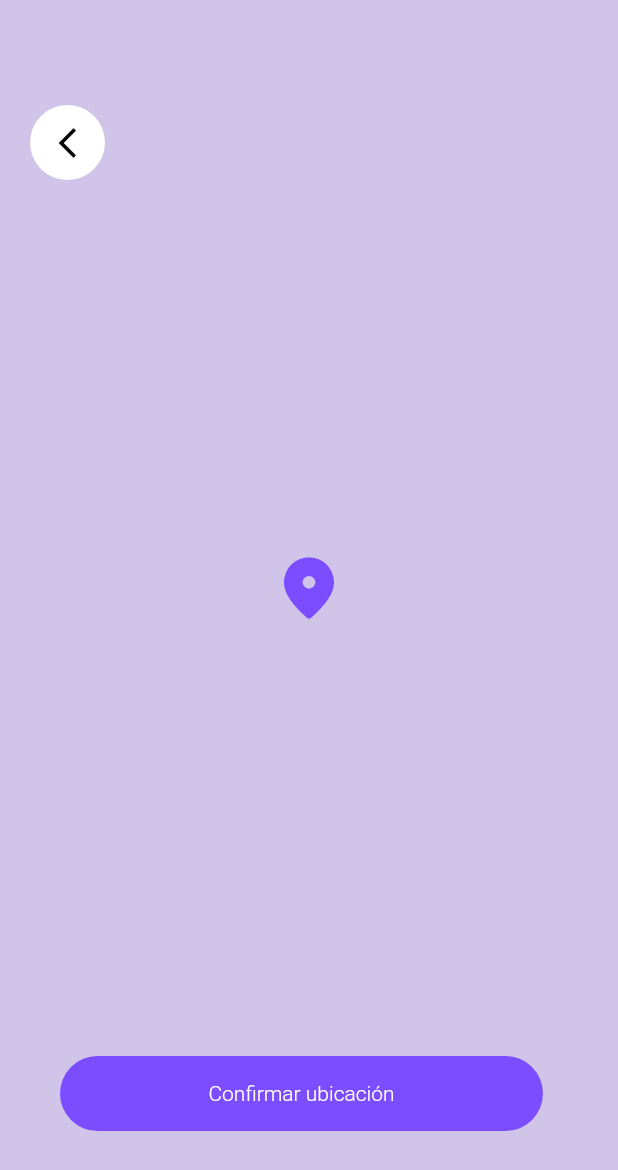
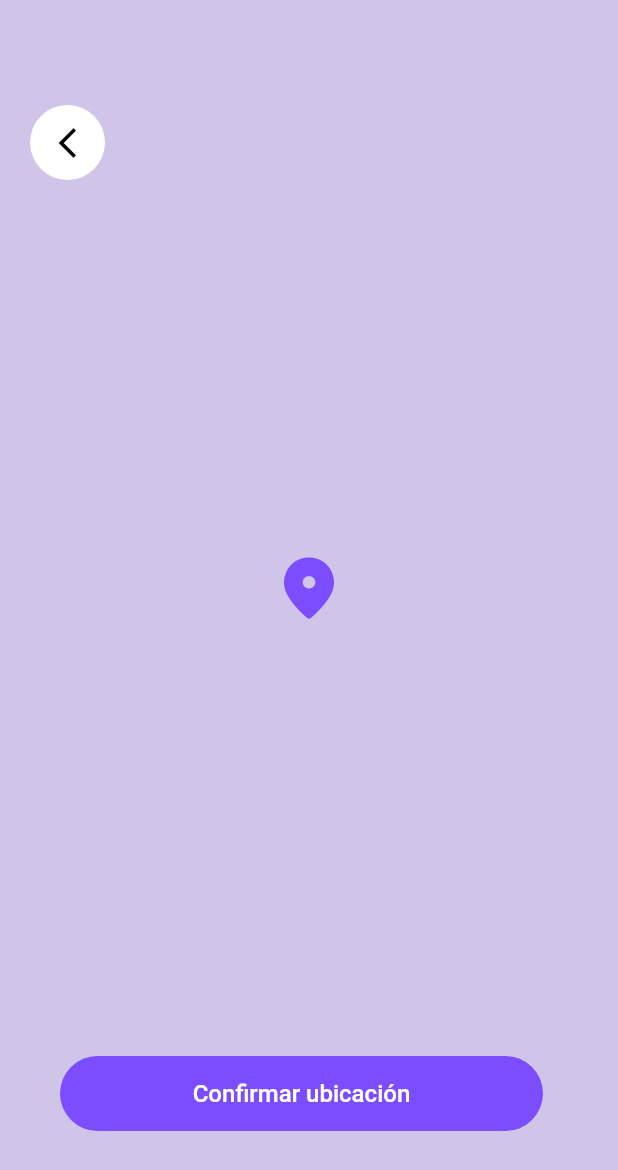
Before and after one commit to JustJaas/weather_app, a Flutter app: the ShowMarker widget shown alone on an empty page, opened directly, on a phone screen of 412 x 824 dp. Shown: the top 1170 px of the screen. Run offline on Flutter 3.47's test engine with Material 2 defaults, Android fonts, the phone set to English and light mode, and no system bars; our stand-ins replace animate_do, bloc, country_picker, dio, equatable, flutter_bloc and 2 more; network calls fail.

Commit message:
agregando detalles

```diff
--- a/lib/ui/blocs/weather/weather_bloc.dart
+++ b/lib/ui/blocs/weather/weather_bloc.dart
@@ -12,10 +12,10 @@ class WeatherBloc extends Bloc<WeatherEvent, WeatherState> {
       : super(WeatherState(
           weatherResponse: WeatherResponse.fromJson({}),
           weatherDaysResponse: WeatherDaysResponse.fromJson({}),
-          lat: "-12.0488",
-          lng: "-77.0495",
-          tempLat: "-12.0488",
-          tempLng: "-77.0495",
+          lat: "40.4165000",
+          lng: "-3.7025600",
+          tempLat: "40.4165000",
+          tempLng: "-3.7025600",
           showExtraData: false,
         )) {
     on<GetWeather>((event, emit) async {
--- a/lib/ui/pages/home/main_info.dart
+++ b/lib/ui/pages/home/main_info.dart
@@ -22,7 +22,7 @@ class MainInfo extends StatelessWidget {
             style: const TextStyle(
               fontSize: 24,
               color: Colors.deepPurple,
-              fontWeight: FontWeight.w500,
+              fontWeight: FontWeight.w800,
             ),
           ),
           Text(
--- a/lib/ui/pages/map/marker_location.dart
+++ b/lib/ui/pages/map/marker_location.dart
@@ -48,7 +48,8 @@ class ShowMarker extends StatelessWidget {
                 "Confirmar ubicación",
                 style: TextStyle(
                   color: Colors.white,
-                  fontWeight: FontWeight.w300,
+                  fontWeight: FontWeight.w500,
+                  fontSize: 16,
                 ),
               ),
             ),
--- a/lib/ui/pages/splash_page.dart
+++ b/lib/ui/pages/splash_page.dart
@@ -41,6 +41,7 @@ class _SplashPageState extends State<SplashPage> {
               "Cargando . . .",
               style: TextStyle(
                 color: Colors.deepPurple,
+                fontSize: 20,
               ),
             )
           ],
```
Also changed, not shown: lib/ui/pages/home_page.dart (+7 -2 lines), pubspec.yaml (+9 -1 lines), assets/icons/ic_launcher.png (added), assets/icons/ic_launcher_round.png (added), assets/imgs/screenshot_1.png (added), assets/imgs/screenshot_2.png (added), pubspec.lock, 2 other files.
